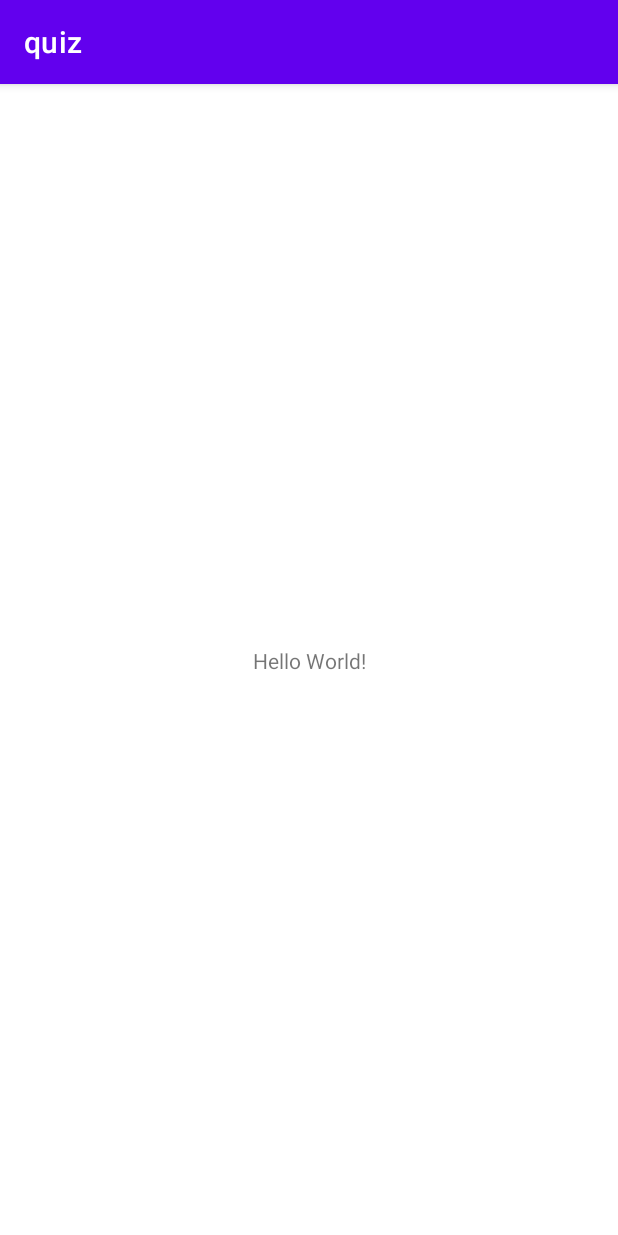
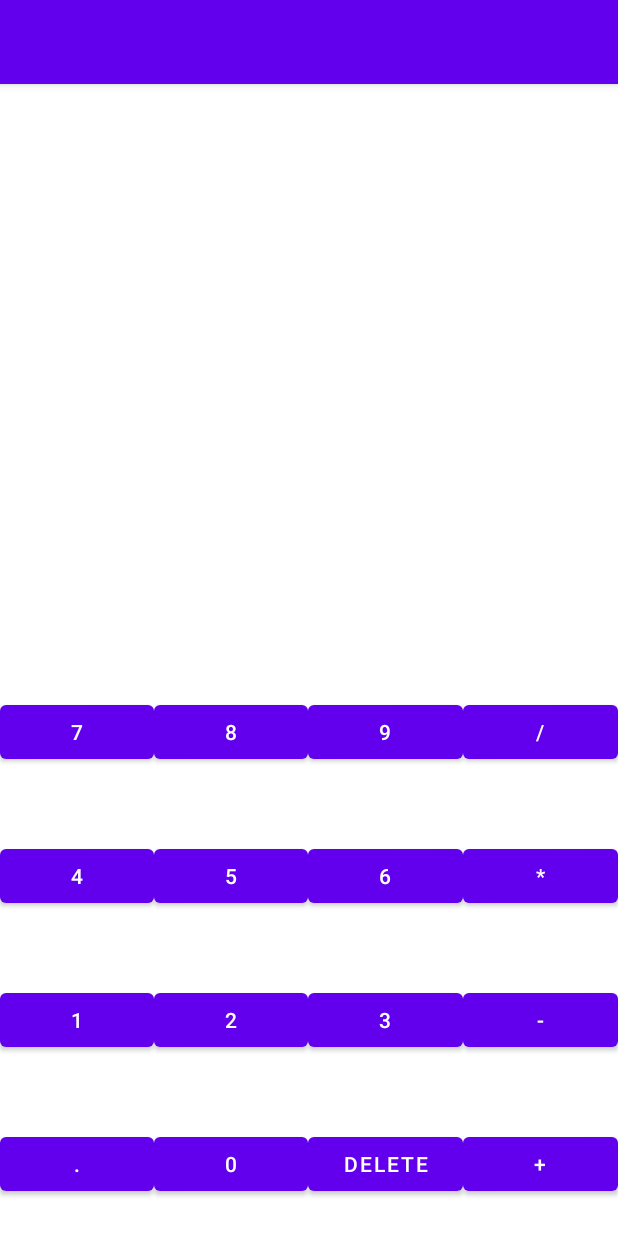
Before and after one commit to MRWEIm/Calculator, an Android app: the screen it shows after launch (MainActivity), on a phone screen of 412 x 824 dp. Run offline under Robolectric (Android 15) with nearby library versions, the phone set to English and light mode, and no system bars.

Commit message:
calculator commits homework

```diff
--- a/app/src/main/res/layout/activity_main.xml
+++ b/app/src/main/res/layout/activity_main.xml
@@ -1,19 +1,174 @@
 <?xml version="1.0" encoding="utf-8"?>
-<androidx.constraintlayout.widget.ConstraintLayout xmlns:android="http://schemas.android.com/apk/res/android"
+<LinearLayout
+    xmlns:android="http://schemas.android.com/apk/res/android"
     xmlns:app="http://schemas.android.com/apk/res-auto"
     xmlns:tools="http://schemas.android.com/tools"
     android:layout_width="match_parent"
     android:layout_height="match_parent"
+    android:gravity="center"
+    android:orientation="vertical"
     tools:context=".MainActivity">
 
-    <TextView
-        android:layout_width="wrap_content"
-        android:layout_height="wrap_content"
-        android:text="Hello World!"
-        app:layout_constraintBottom_toBottomOf="parent"
-        app:layout_constraintEnd_toEndOf="parent"
-        app:layout_constraintStart_toStartOf="parent"
-        app:layout_constraintTop_toTopOf="parent" />
+    <LinearLayout
+        xmlns:android="http://schemas.android.com/apk/res/android"
+        xmlns:app="http://schemas.android.com/apk/res-auto"
+        xmlns:tools="http://schemas.android.com/tools"
+        android:layout_width="match_parent"
+        android:layout_height="0dp"
+        android:layout_weight="4"
+        android:gravity="center">
 
+    </LinearLayout>
 
-</androidx.constraintlayout.widget.ConstraintLayout>
+    <LinearLayout
+        android:layout_width="match_parent"
+        android:layout_height="0dp"
+        android:layout_weight="1"
+        android:gravity="center">
+
+        <Button
+            android:layout_width="0dp"
+            android:layout_height="wrap_content"
+            android:text="@string/b7"
+            android:layout_weight="1">
+
+        </Button>
+
+        <Button
+            android:layout_width="0dp"
+            android:layout_height="wrap_content"
+            android:text="@string/b8"
+            android:layout_weight="1">
+
+        </Button>
+
+        <Button
+            android:layout_width="0dp"
+            android:layout_height="wrap_content"
+            android:layout_weight="1"
+            android:text="@string/b9">
+        </Button>
+
+        <Button
+            android:layout_width="0dp"
+            android:layout_height="wrap_content"
+            android:layout_weight="1"
+            android:text="@string/b14">
+        </Button>
+
+    </LinearLayout>
+
+    <LinearLayout
+        android:layout_width="match_parent"
+        android:layout_height="0dp"
+        android:layout_weight="1"
+        android:gravity="center">
+
+        <Button
+            android:layout_width="0dp"
+            android:layout_height="wrap_content"
+            android:layout_weight="1"
+            android:text="@string/b4">
+
+        </Button>
+
+        <Button
+            android:layout_width="0dp"
+            android:layout_height="wrap_content"
+            android:text="@string/b5"
+            android:layout_weight="1">
+
+        </Button>
+
+        <Button
+            android:layout_width="0dp"
+            android:layout_height="wrap_content"
+            android:layout_weight="1"
+            android:text="@string/b6">
+        </Button>
+
+        <Button
+            android:layout_width="0dp"
+            android:layout_height="wrap_content"
+            android:layout_weight="1"
+            android:text="@string/b13">
+        </Button>
+
+    </LinearLayout>
+
+    <LinearLayout
+        android:layout_width="match_parent"
+        android:layout_height="0dp"
+        android:layout_weight="1"
+        android:gravity="center">
+
+        <Button
+            android:layout_width="0dp"
+            android:layout_height="wrap_content"
+            android:layout_weight="1"
+            android:text="@string/b1">
+
+        </Button>
+
+        <Button
+            android:layout_width="0dp"
+            android:layout_height="wrap_content"
+            android:text="@string/b2"
+            android:layout_weight="1">
+
+        </Button>
+
+        <Button
+            android:layout_width="0dp"
+            android:layout_height="wrap_content"
+            android:layout_weight="1"
+            android:text="@string/b3">
+        </Button>
+
+        <Button
+            android:layout_width="0dp"
+            android:layout_height="wrap_content"
+            android:layout_weight="1"
+            android:text="@string/b12">
+        </Button>
+
+    </LinearLayout>
+
+    <LinearLayout
+        android:layout_width="match_parent"
+        android:layout_height="0dp"
+        android:layout_weight="1"
+        android:gravity="center">
+
+        <Button
+            android:layout_width="0dp"
+            android:layout_height="wrap_content"
+            android:layout_weight="1"
+            android:text="@string/b15">
+
+        </Button>
+
+        <Button
+            android:layout_width="0dp"
+            android:layout_height="wrap_content"
+            android:text="@string/b10"
+            android:layout_weight="1">
+
+        </Button>
+
+        <Button
+            android:layout_width="0dp"
+            android:layout_height="wrap_content"
+            android:layout_weight="1"
+            android:text="@string/b16">
+        </Button>
+
+        <Button
+            android:layout_width="0dp"
+            android:layout_height="wrap_content"
+            android:layout_weight="1"
+            android:text="@string/b11">
+        </Button>
+
+    </LinearLayout>
+</LinearLayout>
--- a/app/src/main/res/values/strings.xml
+++ b/app/src/main/res/values/strings.xml
@@ -1,3 +1,18 @@
 <resources>
-    <string name="app_name">quiz</string>
+    <string name="b1">1</string>
+    <string name="b2">2</string>
+    <string name="b3">3</string>
+    <string name="b4">4</string>
+    <string name="b5">5</string>
+    <string name="b6">6</string>
+    <string name="b7">7</string>
+    <string name="b8">8</string>
+    <string name="b9">9</string>
+    <string name="b10">0</string>
+    <string name="b11">+</string>
+    <string name="b12">-</string>
+    <string name="b13">*</string>
+    <string name="b14">/</string>
+    <string name="b15">.</string>
+    <string name="b16">delete</string>
 </resources>
```
